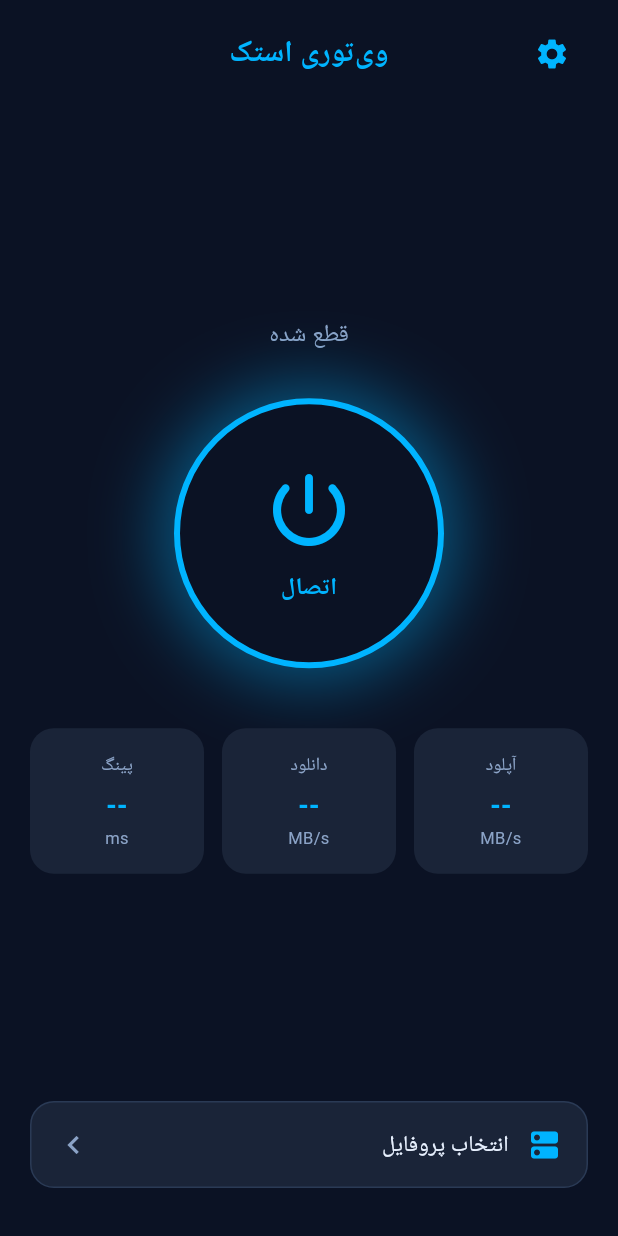
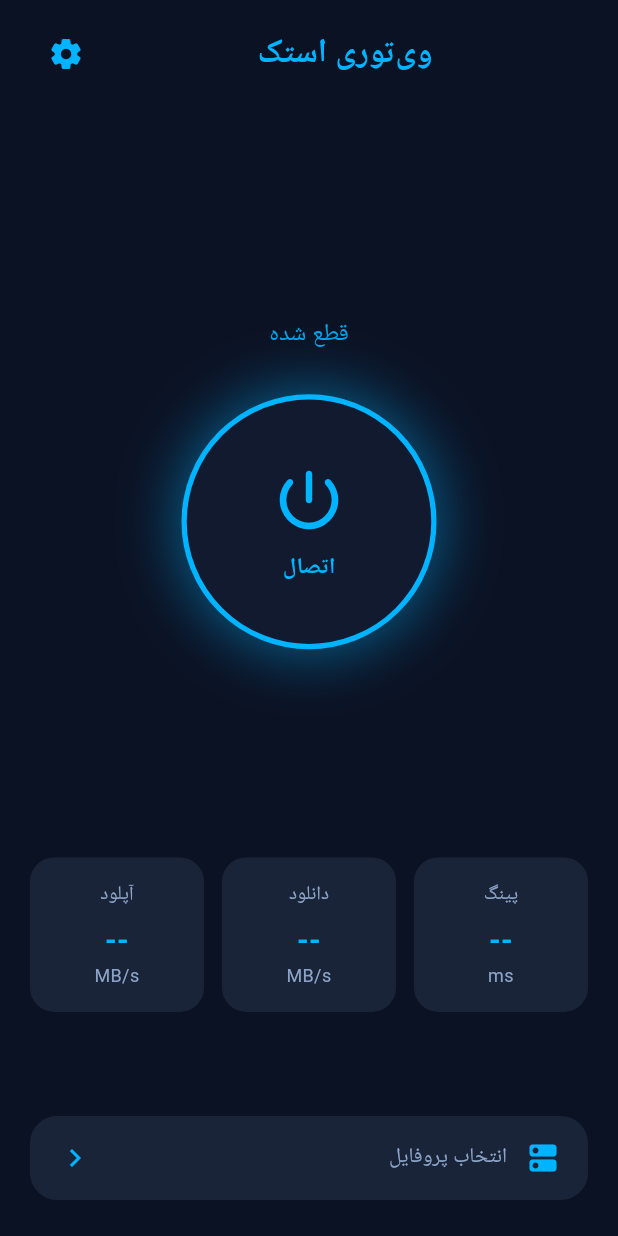
Before and after one commit to sobhantk48/V2rayStk, a Flutter app: the screen it shows after launch, on a phone screen of 412 x 824 dp. Run offline on Flutter 3.47's test engine with Material 3 defaults, Android fonts, the phone set to English and light mode, and no system bars; our stand-ins replace easy_localization, flutter_riverpod, google_fonts, hive, hive_flutter, shared_preferences; accounts and stored records are empty; Roboto replaces fonts that are missing (Vazirmatn).

Commit message:
ui: complete polish - full i18n, profile selector bottom sheet, LTR config, mock connection, empty states, version, RTL friendly

```diff
--- a/lib/screens/user/user_home_page.dart
+++ b/lib/screens/user/user_home_page.dart
@@ -3,29 +3,176 @@ import 'package:flutter_riverpod/flutter_riverpod.dart';
 import 'package:easy_localization/easy_localization.dart';
 import '../../theme/app_theme.dart';
 import '../../providers/app_providers.dart';
+import '../../services/profile_service.dart';
 import '../settings/settings_page.dart';
-import '../admin/admin_login_page.dart';
 
-class UserHomePage extends ConsumerWidget {
+class UserHomePage extends ConsumerStatefulWidget {
   const UserHomePage({super.key});
 
   @override
-  Widget build(BuildContext context, WidgetRef ref) {
+  ConsumerState<UserHomePage> createState() => _UserHomePageState();
+}
+
+class _UserHomePageState extends ConsumerState<UserHomePage> {
+  bool _connecting = false;
+
+  Future<void> _toggleConnection() async {
+    final selected = await ref.read(selectedProfileProvider.future);
+    if (selected == null) {
+      ScaffoldMessenger.of(context).showSnackBar(
+        SnackBar(
+          content: Text('no_profile_warn'.tr()),
+          backgroundColor: AppTheme.danger,
+        ),
+      );
+      return;
+    }
+
+    final isConnected = ref.read(connectionStatusProvider);
+    if (isConnected) {
+      ref.read(connectionStatusProvider.notifier).state = false;
+      return;
+    }
+
+    setState(() => _connecting = true);
+    await Future.delayed(const Duration(milliseconds: 900)); // mock
+    if (mounted) {
+      ref.read(connectionStatusProvider.notifier).state = true;
+      setState(() => _connecting = false);
+    }
+  }
+
+  void _showProfileSelector() {
+    showModalBottomSheet(
+      context: context,
+      backgroundColor: AppTheme.surface,
+      shape: const RoundedRectangleBorder(
+        borderRadius: BorderRadius.vertical(top: Radius.circular(24)),
+      ),
+      builder: (ctx) {
+        return Consumer(
+          builder: (context, ref, _) {
+            final async = ref.watch(profilesProvider);
+            return SafeArea(
+              child: Column(
+                mainAxisSize: MainAxisSize.min,
+                children: [
+                  const SizedBox(height: 12),
+                  Container(
+                    width: 40,
+                    height: 4,
+                    decoration: BoxDecoration(
+                      color: AppTheme.textSecondary.withOpacity(0.4),
+                      borderRadius: BorderRadius.circular(2),
+                    ),
+                  ),
+                  Padding(
+                    padding: const EdgeInsets.all(16),
+                    child: Text(
+                      'select_profile'.tr(),
+                      style: const TextStyle(
+                        fontSize: 18,
+                        fontWeight: FontWeight.bold,
+                        color: AppTheme.primary,
+                      ),
+                    ),
+                  ),
+                  async.when(
+                    data: (list) {
+                      if (list.isEmpty) {
+                        return Padding(
+                          padding: const EdgeInsets.all(32),
+                          child: Text(
+                            'no_profiles'.tr(),
+                            style: const TextStyle(color: AppTheme.textSecondary),
+                          ),
+                        );
+                      }
+                      return Flexible(
+                        child: ListView.builder(
+                          shrinkWrap: true,
+                          itemCount: list.length,
+                          itemBuilder: (_, i) {
+                            final p = list[i];
+                            return ListTile(
+                              leading: Icon(
+                                p.isSelected
+                                    ? Icons.check_circle
+                                    : Icons.dns_rounded,
+                                color: p.isSelected
+                                    ? AppTheme.success
+                                    : AppTheme.primary,
+                              ),
+                              title: Text(p.name),
+                              subtitle: Text(
+                                p.config,
+                                maxLines: 1,
+                                overflow: TextOverflow.ellipsis,
+                                style: const TextStyle(fontSize: 12),
+                              ),
+                              trailing: p.isSelected
+                                  ? const Icon(Icons.done, color: AppTheme.success)
+                                  : null,
+                              onTap: () async {
+                                await ProfileService.select(p.id);
+                                ref.invalidate(profilesProvider);
+                                ref.invalidate(selectedProfileProvider);
+                                if (ctx.mounted) Navigator.pop(ctx);
+                              },
+                            );
+                          },
+                        ),
+                      );
+                    },
+                    loading: () => const Padding(
+                      padding: EdgeInsets.all(32),
+                      child: CircularProgressIndicator(),
+                    ),
+                    error: (e, _) => Text('$e'),
+                  ),
+                  const SizedBox(height: 16),
+                ],
+              ),
+            );
+          },
+        );
+      },
+    );
+  }
+
+  @override
+  Widget build(BuildContext context) {
     final isConnected = ref.watch(connectionStatusProvider);
     final selectedAsync = ref.watch(selectedProfileProvider);
 
+    final statusColor = isConnected ? AppTheme.success : AppTheme.primary;
+    final statusText = isConnected ? 'connected'.tr() : 'disconnected'.tr();
+    final buttonText = _connecting
+        ? 'connecting'.tr()
+        : (isConnected ? 'disconnect'.tr() : 'connect'.tr());
+
     return Scaffold(
       body: SafeArea(
-        child: Padding(
-          padding: const EdgeInsets.symmetric(horizontal: 20, vertical: 12),
         child: Column(
           children: [
             // AppBar
-              Row(
-                mainAxisAlignment: MainAxisAlignment.spaceBetween,
+            Padding(
+              padding: const EdgeInsets.symmetric(horizontal: 20, vertical: 12),
+              child: Row(
                 children: [
+                  Expanded(
+                    child: Text(
+                      'app_name'.tr(),
+                      textAlign: TextAlign.center,
+                      style: const TextStyle(
+                        fontSize: 22,
+                        fontWeight: FontWeight.bold,
+                        color: AppTheme.primary,
+                      ),
+                    ),
+                  ),
                   IconButton(
-                    icon: const Icon(Icons.settings, color: AppTheme.primary),
+                    icon: const Icon(Icons.settings_rounded, color: AppTheme.primary),
                     onPressed: () {
                       Navigator.push(
                         context,
@@ -33,71 +180,56 @@ class UserHomePage extends ConsumerWidget {
                       );
                     },
                   ),
-                  Text(
-                    'app_name'.tr(),
-                    style: const TextStyle(
-                      color: AppTheme.primary,
-                      fontSize: 20,
-                      fontWeight: FontWeight.bold,
-                    ),
-                  ),
-                  const SizedBox(width: 48),
                 ],
-              ),
-
-              const Spacer(flex: 1),
-
-              // Status text
-              Text(
-                isConnected ? 'connected'.tr() : 'disconnected'.tr(),
-                style: TextStyle(
-                  color: isConnected ? AppTheme.success : AppTheme.textSecondary,
-                  fontSize: 16,
               ),
             ),
 
-              const SizedBox(height: 30),
+            const Spacer(flex: 2),
 
-              // Big Connect Button
+            // Status + Power Button
+            Text(
+              statusText,
+              style: TextStyle(
+                fontSize: 16,
+                color: statusColor.withOpacity(0.9),
+                fontWeight: FontWeight.w500,
+              ),
+            ),
+            const SizedBox(height: 28),
+
             GestureDetector(
-                onTap: () {
-                  ref.read(connectionStatusProvider.notifier).state = !isConnected;
-                },
+              onTap: _connecting ? null : _toggleConnection,
               child: AnimatedContainer(
                 duration: const Duration(milliseconds: 350),
-                  width: 180,
-                  height: 180,
+                width: 170,
+                height: 170,
                 decoration: BoxDecoration(
                   shape: BoxShape.circle,
-                    color: AppTheme.bg,
+                  color: AppTheme.surface,
+                  border: Border.all(color: statusColor, width: 3.5),
                   boxShadow: [
                     BoxShadow(
-                        color: (isConnected ? AppTheme.success : AppTheme.primary)
-                            .withOpacity(0.45),
-                        blurRadius: 40,
-                        spreadRadius: 8,
+                      color: statusColor.withOpacity(0.45),
+                      blurRadius: 32,
+                      spreadRadius: 4,
                     ),
                   ],
-                    border: Border.all(
-                      color: isConnected ? AppTheme.success : AppTheme.primary,
-                      width: 4,
-                    ),
                 ),
                 child: Column(
                   mainAxisAlignment: MainAxisAlignment.center,
                   children: [
                     Icon(
                       isConnected ? Icons.check_rounded : Icons.power_settings_new_rounded,
-                        size: 64,
-                        color: isConnected ? AppTheme.success : AppTheme.primary,
+                      size: 52,
+                      color: statusColor,
                     ),
                     const SizedBox(height: 8),
                     Text(
-                        isConnected ? 'disconnect'.tr() : 'connect'.tr(),
+                      buttonText,
                       style: TextStyle(
-                          color: isConnected ? AppTheme.success : AppTheme.primary,
-                          fontSize: 16,
+                        color: statusColor,
                         fontWeight: FontWeight.w600,
+                        fontSize: 15,
                       ),
                     ),
                   ],
@@ -105,53 +237,62 @@ class UserHomePage extends ConsumerWidget {
               ),
             ),
 
-              const SizedBox(height: 40),
+            const Spacer(flex: 2),
 
             // Stats
-              Row(
+            Padding(
+              padding: const EdgeInsets.symmetric(horizontal: 20),
+              child: Row(
                 children: [
-                  _statCard('upload'.tr(), isConnected ? '3.1' : '--', 'MB/s'),
+                  _statCard('ping'.tr(), isConnected ? '42' : '--', 'ms'.tr()),
                   const SizedBox(width: 12),
-                  _statCard('download'.tr(), isConnected ? '12.4' : '--', 'MB/s'),
+                  _statCard('download'.tr(), isConnected ? '12.4' : '--', 'mbps'.tr()),
                   const SizedBox(width: 12),
-                  _statCard('ping'.tr(), isConnected ? '42' : '--', 'ms'),
+                  _statCard('upload'.tr(), isConnected ? '3.1' : '--', 'mbps'.tr()),
                 ],
               ),
+            ),
 
-              const Spacer(flex: 1),
+            const Spacer(),
 
-              // Selected Profile
-              selectedAsync.when(
-                data: (profile) => Container(
-                  width: double.infinity,
-                  padding: const EdgeInsets.all(16),
-                  decoration: BoxDecoration(
+            // Profile Selector Bar
+            Padding(
+              padding: const EdgeInsets.fromLTRB(20, 0, 20, 24),
+              child: Material(
                 color: AppTheme.card,
-                    borderRadius: BorderRadius.circular(16),
-                    border: Border.all(color: const Color(0xFF2A3A55)),
-                  ),
+                borderRadius: BorderRadius.circular(18),
+                child: InkWell(
+                  borderRadius: BorderRadius.circular(18),
+                  onTap: _showProfileSelector,
+                  child: Padding(
+                    padding: const EdgeInsets.symmetric(horizontal: 18, vertical: 16),
                     child: Row(
                       children: [
                         const Icon(Icons.dns_rounded, color: AppTheme.primary),
                         const SizedBox(width: 12),
                         Expanded(
-                        child: Text(
-                          profile?.name ?? 'select_profile'.tr(),
-                          style: const TextStyle(fontSize: 15),
-                          overflow: TextOverflow.ellipsis,
+                          child: selectedAsync.when(
+                            data: (p) => Text(
+                              p?.name ?? 'select_profile'.tr(),
+                              style: TextStyle(
+                                color: p != null
+                                    ? AppTheme.textPrimary
+                                    : AppTheme.textSecondary,
+                                fontWeight: FontWeight.w500,
                               ),
                             ),
-                      const Icon(Icons.chevron_right, color: AppTheme.textSecondary),
+                            loading: () => Text('...'),
+                            error: (_, __) => Text('select_profile'.tr()),
+                          ),
+                        ),
+                        const Icon(Icons.chevron_left, color: AppTheme.primary),
                       ],
                     ),
                   ),
-                loading: () => const CircularProgressIndicator(),
-                error: (_, __) => const SizedBox(),
                 ),
-
-              const SizedBox(height: 20),
+              ),
+            ),
           ],
-          ),
         ),
       ),
     );
@@ -160,24 +301,36 @@ class UserHomePage extends ConsumerWidget {
   Widget _statCard(String title, String value, String unit) {
     return Expanded(
       child: Container(
-        padding: const EdgeInsets.symmetric(vertical: 16, horizontal: 8),
+        padding: const EdgeInsets.symmetric(vertical: 16),
         decoration: BoxDecoration(
           color: AppTheme.card,
           borderRadius: BorderRadius.circular(16),
         ),
         child: Column(
           children: [
-            Text(title, style: const TextStyle(color: AppTheme.textSecondary, fontSize: 12)),
+            Text(
+              title,
+              style: const TextStyle(
+                color: AppTheme.textSecondary,
+                fontSize: 13,
+              ),
+            ),
             const SizedBox(height: 6),
             Text(
               value,
               style: const TextStyle(
                 color: AppTheme.primary,
-                fontSize: 18,
+                fontSize: 20,
                 fontWeight: FontWeight.bold,
               ),
             ),
-            Text(unit, style: const TextStyle(color: AppTheme.textSecondary, fontSize: 11)),
+            Text(
+              unit,
+              style: const TextStyle(
+                color: AppTheme.textSecondary,
+                fontSize: 12,
+              ),
+            ),
           ],
         ),
       ),
```
Also changed, not shown: assets/translations/en.json (+38 -27 lines), assets/translations/fa.json (+38 -27 lines), lib/screens/admin/add_edit_profile_page.dart (+19 -8 lines), lib/screens/settings/settings_page.dart (+26 -15 lines), lib/services/auth_service.dart (+4 -13 lines), lib/services/profile_service.dart (+43 -36 lines). Lines whose indentation alone changed are shown as unchanged.
